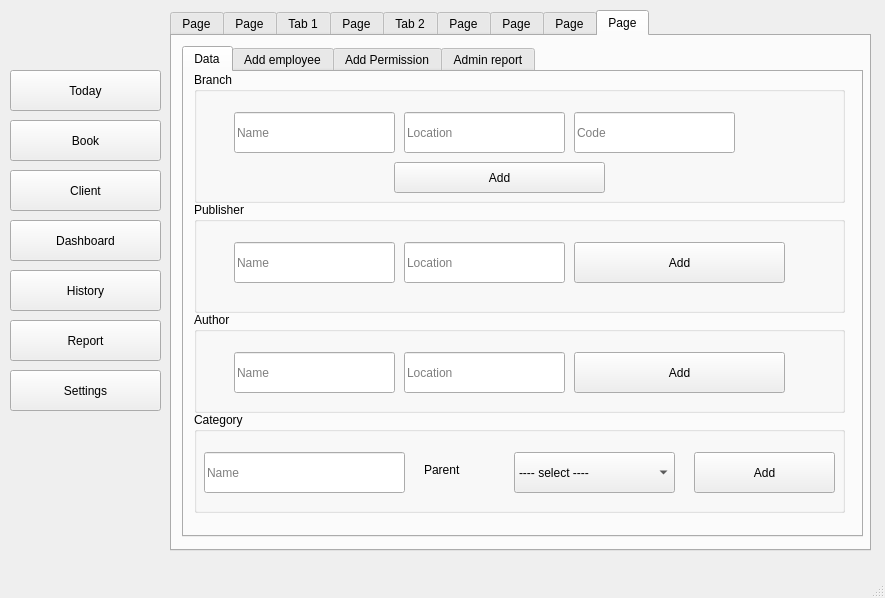
Before: the Qt Designer form project.ui in peterramsis/projectLibraryPython, drawn with Qt 5.
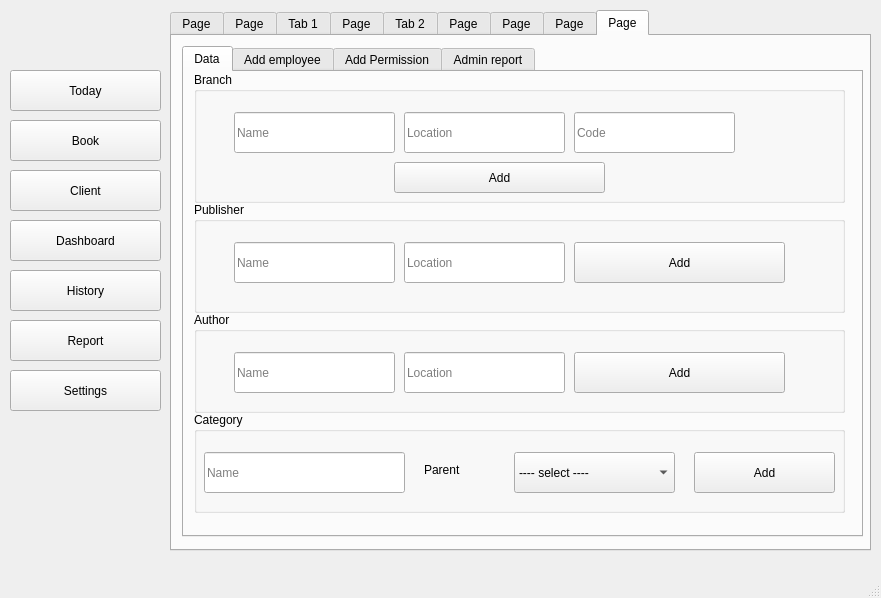
After: the same form once the commit is applied. Icons and pictures are not drawn.

Diff of the .ui file:
```diff
--- a/project.ui
+++ b/project.ui
@@ -6,7 +6,7 @@
    <rect>
     <x>0</x>
     <y>0</y>
-    <width>885</width>
+    <width>881</width>
     <height>598</height>
    </rect>
   </property>
```
Left out of the diff: 4 changed lines with no effect on the pictures.
